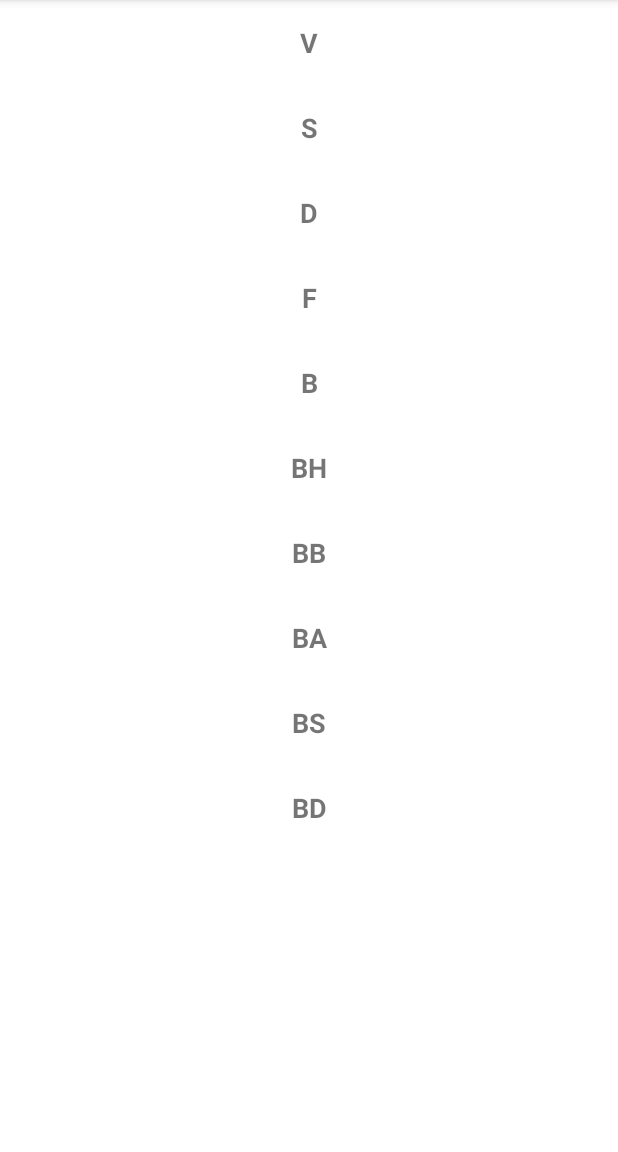
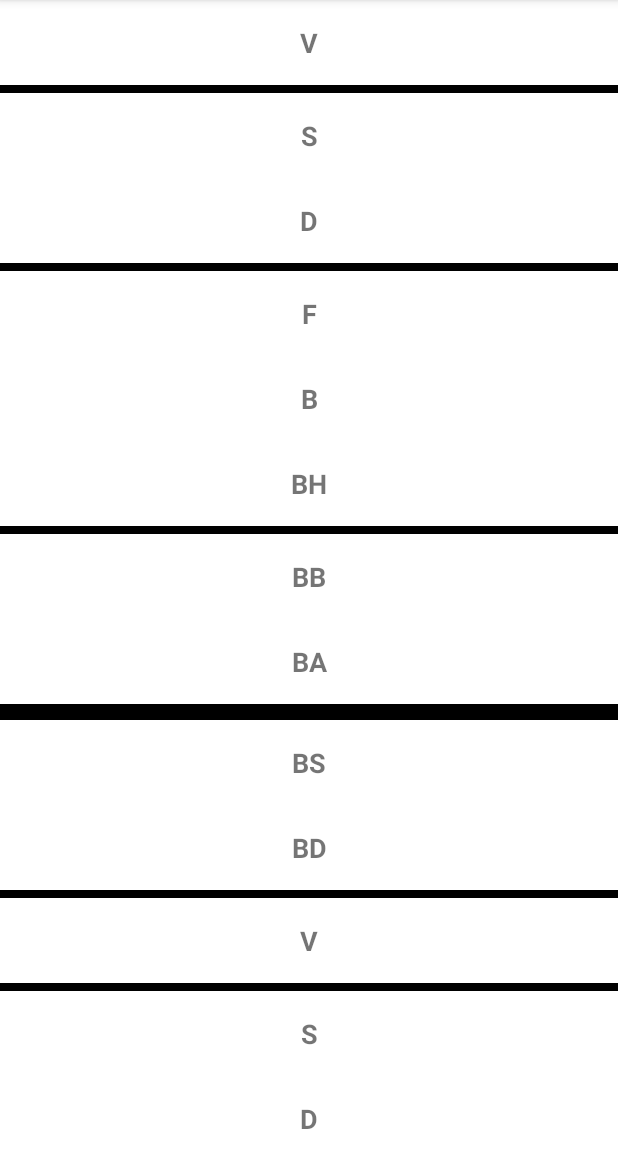
Before and after one commit to codehub-learn/android-devenv-setup, an Android app: the SecondActivity screen opened directly, with no data from a screen before it, on a phone screen of 412 x 824 dp, the part 84-1236 px from its top. Run offline under Robolectric (Android 15) with nearby library versions, the phone set to English and light mode, and no system bars.

```diff
--- /dev/null
+++ b/app/src/main/java/com/codehub/vpigadas/courses/CustomAdapter.java
@@ -0,0 +1,51 @@
+package com.codehub.vpigadas.courses;
+
+import android.view.LayoutInflater;
+import android.view.View;
+import android.view.ViewGroup;
+
+import androidx.annotation.NonNull;
+import androidx.recyclerview.widget.ListAdapter;
+
+public class CustomAdapter extends ListAdapter<Object, PfAcademyViewHolder<Object>> {
+
+    private ItemClickListener listener;
+
+    protected CustomAdapter(ItemClickListener listener) {
+        super(new DiffItemCallbackClass<Object>());
+        this.listener = listener;
+    }
+
+    @NonNull
+    @Override
+    public PfAcademyViewHolder<Object> onCreateViewHolder(@NonNull ViewGroup parent, int viewType) {
+        View view = LayoutInflater.from(parent.getContext()).inflate(viewType, parent, false);
+
+        if (viewType == R.layout.holder_item_row) {
+            return new CustomViewHolder(view, listener);
+        }else if(viewType == R.layout.holder_line){
+            return new CustomLineViewHolder(view);
+        } else {
+            return new EmptyViewHolder(view);
+        }
+    }
+
+    @Override
+    public void onBindViewHolder(@NonNull PfAcademyViewHolder<Object> holder, int position) {
+        holder.present(getItem(position));
+    }
+
+
+    @Override
+    public int getItemViewType(int position) {
+        Object item = getItem(position);
+
+        if (item instanceof String) {
+            return R.layout.holder_item_row;
+        } else if(item instanceof Integer){
+            return R.layout.holder_line;
+        }else {
+            return R.layout.holder_empty;
+        }
+    }
+}
--- /dev/null
+++ b/app/src/main/java/com/codehub/vpigadas/courses/CustomLineViewHolder.java
@@ -0,0 +1,14 @@
+package com.codehub.vpigadas.courses;
+
+import android.view.View;
+
+import androidx.annotation.NonNull;
+
+public class CustomLineViewHolder extends PfAcademyViewHolder<Object> {
+    public CustomLineViewHolder(@NonNull View itemView) {
+        super(itemView);
+    }
+
+    @Override
+    void present(Object data) { }
+}
--- /dev/null
+++ b/app/src/main/java/com/codehub/vpigadas/courses/CustomViewHolder.java
@@ -0,0 +1,27 @@
+package com.codehub.vpigadas.courses;
+
+import android.view.View;
+import android.widget.TextView;
+
+import androidx.annotation.NonNull;
+
+public class CustomViewHolder extends PfAcademyViewHolder<Object> {
+
+    public CustomViewHolder(@NonNull View itemView, @NonNull ItemClickListener listener) {
+        super(itemView);
+        setListener(listener);
+    }
+
+    @Override
+    void present(Object data) {
+        setData(data);
+        TextView text = itemView.findViewById(R.id.holder_txt);
+
+        if (data instanceof String) {
+            String value = (String) data;
+            text.setText(value);
+        } else {
+            text.setText(data.toString());
+        }
+    }
+}
--- /dev/null
+++ b/app/src/main/java/com/codehub/vpigadas/courses/DiffItemCallbackClass.java
@@ -0,0 +1,17 @@
+package com.codehub.vpigadas.courses;
+
+import androidx.annotation.NonNull;
+import androidx.recyclerview.widget.DiffUtil;
+
+public class DiffItemCallbackClass<T extends Object> extends DiffUtil.ItemCallback<T> {
+
+    @Override
+    public boolean areItemsTheSame(@NonNull T oldItem, @NonNull T newItem) {
+        return oldItem.equals(newItem);
+    }
+
+    @Override
+    public boolean areContentsTheSame(@NonNull T oldItem, @NonNull T newItem) {
+        return false;
+    }
+}
--- /dev/null
+++ b/app/src/main/java/com/codehub/vpigadas/courses/EmptyViewHolder.java
@@ -0,0 +1,16 @@
+package com.codehub.vpigadas.courses;
+
+import android.view.View;
+
+import androidx.annotation.NonNull;
+
+public class EmptyViewHolder extends PfAcademyViewHolder<Object> {
+    public EmptyViewHolder(@NonNull View itemView) {
+        super(itemView);
+    }
+
+    @Override
+    void present(Object data) {
+
+    }
+}
--- /dev/null
+++ b/app/src/main/java/com/codehub/vpigadas/courses/PfAcademyViewHolder.java
@@ -0,0 +1,38 @@
+package com.codehub.vpigadas.courses;
+
+import android.view.View;
+
+import androidx.annotation.NonNull;
+import androidx.annotation.Nullable;
+import androidx.recyclerview.widget.RecyclerView;
+
+public abstract class PfAcademyViewHolder<T extends Object> extends RecyclerView.ViewHolder {
+
+    @Nullable
+    private ItemClickListener listener;
+
+    T data;
+
+    public PfAcademyViewHolder(@NonNull View itemView) {
+        super(itemView);
+
+        itemView.setOnClickListener(new View.OnClickListener() {
+            @Override
+            public void onClick(View v) {
+                if(listener != null && data != null){
+                    listener.onItemClick(data);
+                }
+            }
+        });
+    }
+
+    public void setListener(@NonNull ItemClickListener listener) {
+        this.listener = listener;
+    }
+
+    public void setData(T data){
+        this.data = data;
+    }
+
+    abstract void present(T data);
+}
--- a/app/src/main/java/com/codehub/vpigadas/courses/RecAdapter.java
+++ b/app/src/main/java/com/codehub/vpigadas/courses/RecAdapter.java
@@ -3,6 +3,7 @@ package com.codehub.vpigadas.courses;
 import android.view.LayoutInflater;
 import android.view.View;
 import android.view.ViewGroup;
+import android.widget.TextView;
 
 import androidx.annotation.NonNull;
 import androidx.recyclerview.widget.RecyclerView;
--- a/app/src/main/java/com/codehub/vpigadas/courses/SecondActivity.java
+++ b/app/src/main/java/com/codehub/vpigadas/courses/SecondActivity.java
@@ -1,7 +1,7 @@
 package com.codehub.vpigadas.courses;
 
 import android.os.Bundle;
-import android.view.View;
+import android.util.Log;
 
 import androidx.annotation.Nullable;
 import androidx.appcompat.app.AppCompatActivity;
@@ -12,7 +12,8 @@ import java.util.List;
 
 public class SecondActivity extends AppCompatActivity {
 
-    private RecyclerView recyclerView;
+    //    private RecyclerView recyclerView;
+    private CustomAdapter adapter;
 
     @Override
     protected void onCreate(Bundle savedInstanceState) {
@@ -26,23 +27,157 @@ public class SecondActivity extends AppCompatActivity {
 
         List<Object> array = new ArrayList<Object>();
         array.add("V");
+        array.add(0);
         array.add("S");
         array.add("D");
+        array.add(0);
         array.add("F");
         array.add("B");
         array.add("BH");
+        array.add(0);
         array.add("BB");
         array.add("BA");
+        array.add(0);
+        array.add(0);
         array.add("BS");
         array.add("BD");
+        array.add(0);
+        array.add("V");
+        array.add(0);
+        array.add("S");
+        array.add("D");
+        array.add(0);
+        array.add("F");
+        array.add("B");
+        array.add("BH");
+        array.add(0);
+        array.add("BB");
+        array.add("BA");
+        array.add(0);
+        array.add(0);
+        array.add("BS");
+        array.add("BD");
+        array.add(0);
+        array.add("V");
+        array.add(0);
+        array.add("S");
+        array.add("D");
+        array.add(0);
+        array.add("F");
+        array.add("B");
+        array.add("BH");
+        array.add(0);
+        array.add("BB");
+        array.add("BA");
+        array.add(0);
+        array.add(0);
+        array.add("BS");
+        array.add("BD");
+        array.add(0);
+        array.add("V");
+        array.add(0);
+        array.add("S");
+        array.add("D");
+        array.add(0);
+        array.add("F");
+        array.add("B");
+        array.add("BH");
+        array.add(0);
+        array.add("BB");
+        array.add("BA");
+        array.add(0);
+        array.add(0);
+        array.add("BS");
+        array.add("BD");
+        array.add(0);
+        array.add("V");
+        array.add(0);
+        array.add("S");
+        array.add("D");
+        array.add(0);
+        array.add("F");
+        array.add("B");
+        array.add("BH");
+        array.add(0);
+        array.add("BB");
+        array.add("BA");
+        array.add(0);
+        array.add(0);
+        array.add("BS");
+        array.add("BD");
+        array.add(0);
+        array.add("V");
+        array.add(0);
+        array.add("S");
+        array.add("D");
+        array.add(0);
+        array.add("F");
+        array.add("B");
+        array.add("BH");
+        array.add(0);
+        array.add("BB");
+        array.add("BA");
+        array.add(0);
+        array.add(0);
+        array.add("BS");
+        array.add("BD");
+        array.add(0);
+        array.add("V");
+        array.add(0);
+        array.add("S");
+        array.add("D");
+        array.add(0);
+        array.add("F");
+        array.add("B");
+        array.add("BH");
+        array.add(0);
+        array.add("BB");
+        array.add("BA");
+        array.add(0);
+        array.add(0);
+        array.add("BS");
+        array.add("BD");
+        array.add(0);
+        array.add("V");
+        array.add(0);
+        array.add("S");
+        array.add("D");
+        array.add(0);
+        array.add("F");
+        array.add("B");
+        array.add("BH");
+        array.add(0);
+        array.add("BB");
+        array.add("BA");
+        array.add(0);
+        array.add(0);
+        array.add("BS");
+        array.add("BD");
+        array.add(0);
 
-        recyclerView = findViewById(R.id.recyclerView);
-        recyclerView.setAdapter(new RecAdapter(array, new ItemClickListener() {
+        RecyclerView recyclerView = findViewById(R.id.recyclerView);
+//        recyclerView.setAdapter(new RecAdapter(array, new ItemClickListener() {
+//            @Override
+//            public void onItemClick(Object item) {
+//                    // object item
+//            }
+//        }));
+        adapter = new CustomAdapter(new ItemClickListener() {
             @Override
             public void onItemClick(Object item) {
-                    // object item
+                Log.i("CUSTOM", item.toString());
+//                Log.v(); // verbose
+//                Log.i(); // info
+//                Log.d(); // debug
+//                Log.e(); // error
+//                Log.wtf(); // wth
+//                Log.w(); //warning
+                // object item
             }
-        }));
+        });
+        recyclerView.setAdapter(adapter);
+
+        adapter.submitList(array);
 
     }
 }
--- /dev/null
+++ b/app/src/main/res/layout/holder_empty.xml
@@ -0,0 +1,6 @@
+<?xml version="1.0" encoding="utf-8"?>
+<androidx.constraintlayout.widget.ConstraintLayout xmlns:android="http://schemas.android.com/apk/res/android"
+    android:layout_width="match_parent"
+    android:layout_height="1px">
+
+</androidx.constraintlayout.widget.ConstraintLayout>
--- /dev/null
+++ b/app/src/main/res/layout/holder_line.xml
@@ -0,0 +1,17 @@
+<?xml version="1.0" encoding="utf-8"?>
+<androidx.constraintlayout.widget.ConstraintLayout xmlns:android="http://schemas.android.com/apk/res/android"
+    xmlns:app="http://schemas.android.com/apk/res-auto"
+    xmlns:tools="http://schemas.android.com/tools"
+    android:layout_width="match_parent"
+    android:layout_height="wrap_content">
+
+    <View
+        android:id="@+id/holderLine"
+        android:layout_width="match_parent"
+        android:layout_height="5dp"
+        android:background="@android:color/black"
+        app:layout_constraintStart_toStartOf="parent"
+        app:layout_constraintTop_toTopOf="parent"
+        tools:layout_height="100dp" />
+
+</androidx.constraintlayout.widget.ConstraintLayout>
```
